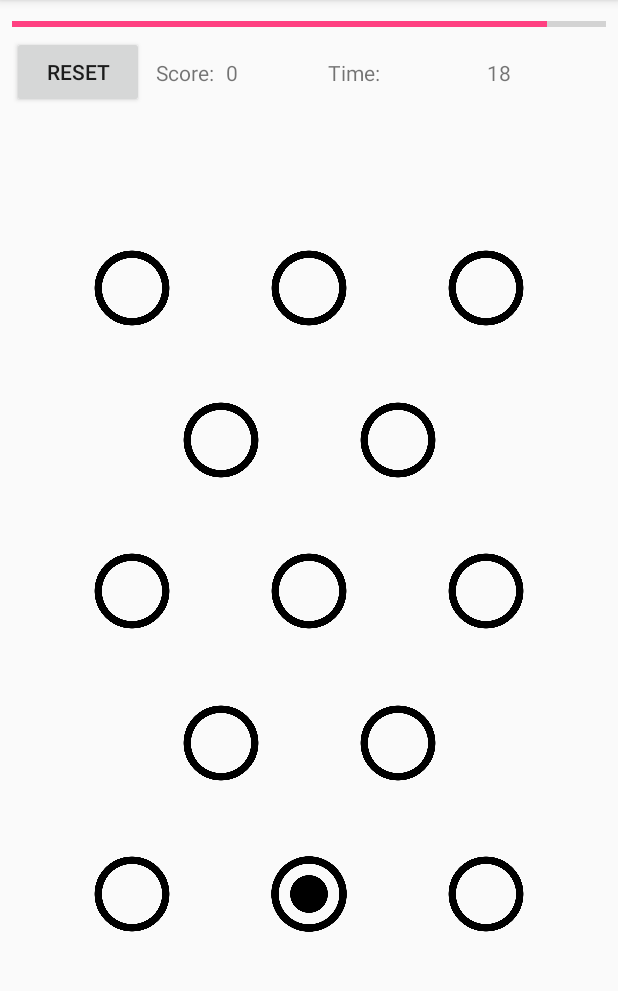
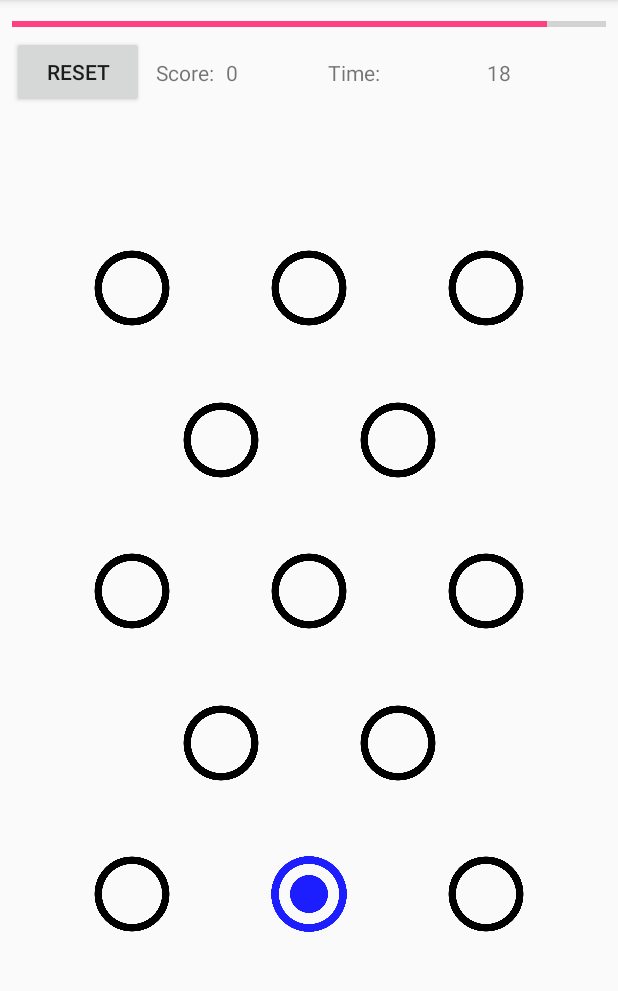
Before and after one commit to Brownie956/Reactionz, an Android app: the LargeGameActivity screen opened directly, with no data from a screen before it, after a tap on "START", on a phone screen of 412 x 824 dp, the part 84-1075 px from its top. Run offline under Robolectric (Android 15) with nearby library versions, the phone set to English and light mode, and no system bars.

Commit message:
Added red and blue toggle on image. Set blue to be used

```diff
--- a/app/src/main/res/drawable/toggle_selector.xml
+++ b/app/src/main/res/drawable/toggle_selector.xml
@@ -1,5 +1,5 @@
 <?xml version="1.0" encoding="utf-8"?>
 <selector xmlns:android="http://schemas.android.com/apk/res/android">
-    <item android:drawable="@drawable/toggle_on" android:state_checked="true"/>
+    <item android:drawable="@drawable/toggle_on_blue" android:state_checked="true"/>
     <item android:drawable="@drawable/toggle_off" android:state_checked="false"/>
 </selector>
```
Also changed, not shown: app/src/main/res/drawable/toggle_on_blue.png (added), app/src/main/res/drawable/toggle_on_red.png (added).
